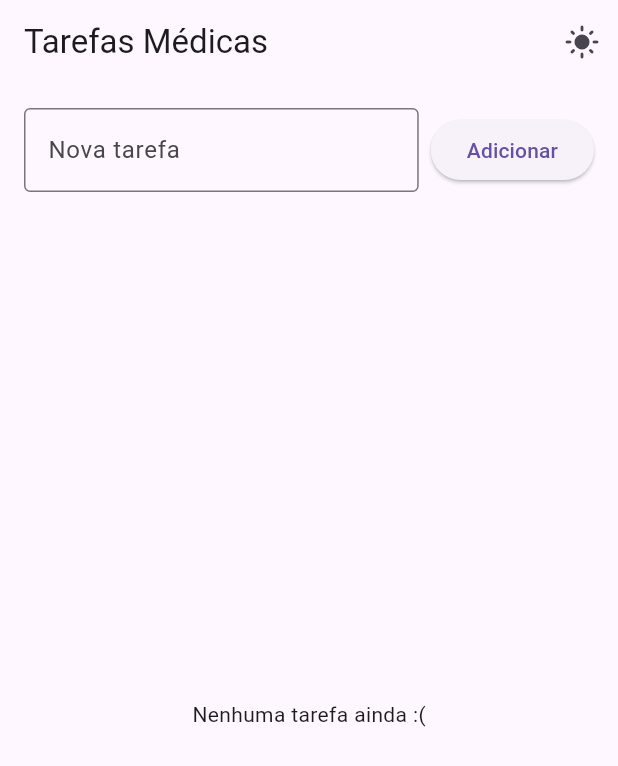
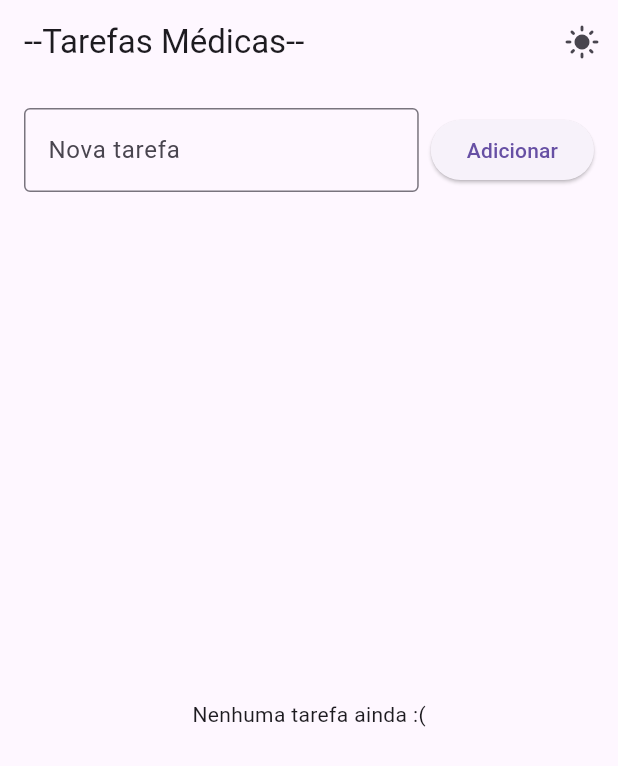
Before and after one commit to josvictorcs/todoFlutter, a Flutter app: the screen it shows after launch, on a phone screen of 412 x 824 dp. Shown: the top 766 px of the screen. Run offline on Flutter 3.47's test engine with Material 3 defaults, Android fonts, the phone set to English and light mode, and no system bars; our stand-ins replace shared_preferences.

Commit message:
agora vai

```diff
--- a/lib/pages/home_page.dart
+++ b/lib/pages/home_page.dart
@@ -75,7 +75,7 @@ class _HomePageState extends State<HomePage>{
   Widget build(BuildContext context) {
     return Scaffold(
       appBar: AppBar(
-        title: Text("Tarefas Médicas"),
+        title: Text("--Tarefas Médicas--"),
         actions: [
           IconButton(
             icon: Icon(_dark ? Icons.dark_mode: Icons.light_mode),
```
